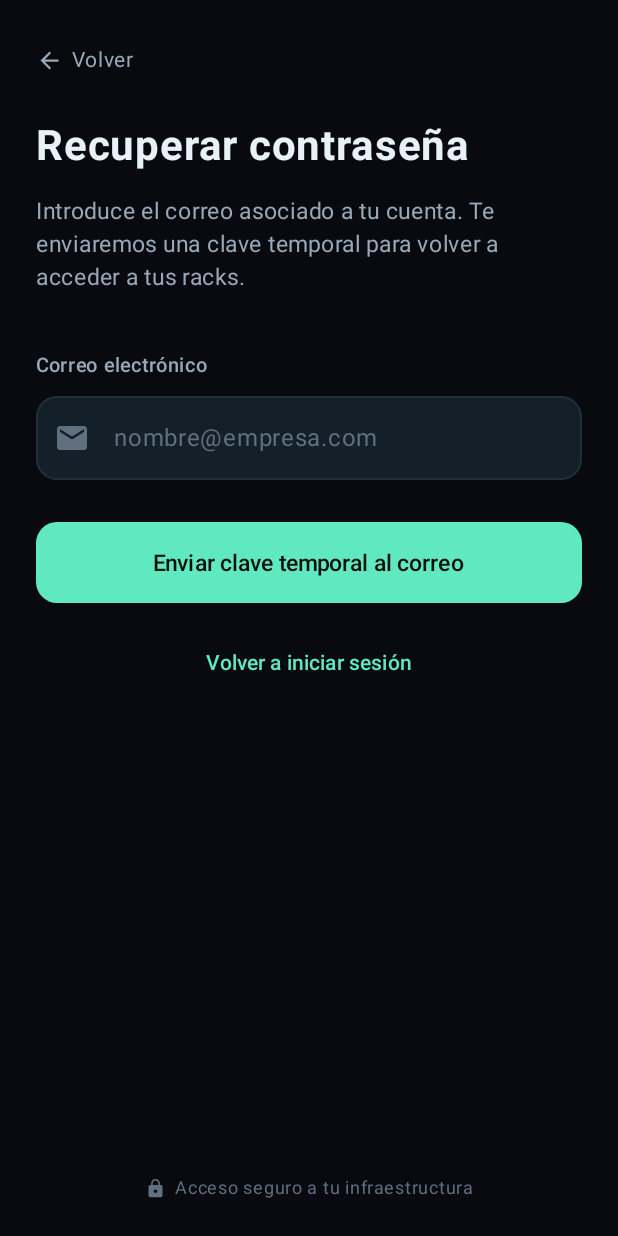
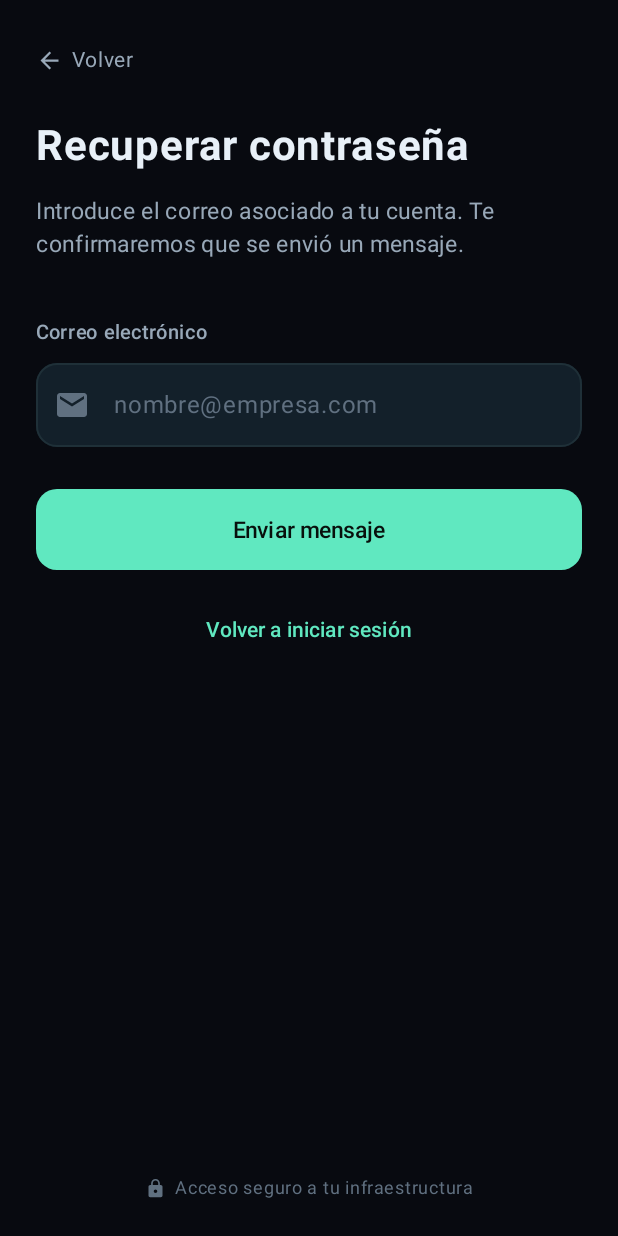
Before and after one commit to moka-hubs/CasoSemestralDam, an Android app built with Jetpack Compose: the RecoveryScreen screen opened through its navigation route, on a phone screen of 412 x 824 dp. Run offline under Robolectric (Android 15) with nearby library versions, the phone set to English and light mode, and no system bars; network calls fail; 1 statement that could not run was skipped.

Commit message:
simplifica confirmación de recuperación de contraseña

```diff
--- a/app/src/main/java/com/example/rackstracker/ui/screens/RecoveryScreen.kt
+++ b/app/src/main/java/com/example/rackstracker/ui/screens/RecoveryScreen.kt
@@ -68,7 +68,7 @@ fun RecoveryScreen(
             )
             Spacer(Modifier.height(16.dp))
             Text(
-                text = "Introduce el correo asociado a tu cuenta. Te enviaremos una clave temporal para volver a acceder a tus racks.",
+                text = "Introduce el correo asociado a tu cuenta. Te confirmaremos que se envió un mensaje.",
                 color = TextSecondary,
                 fontSize = 15.sp,
                 lineHeight = 22.sp
@@ -93,7 +93,7 @@ fun RecoveryScreen(
             if (state.enviado) {
                 Spacer(Modifier.height(16.dp))
                 Text(
-                    "Te enviamos una clave temporal a tu correo.",
+                    "Mensaje enviado.",
                     color = Mint,
                     fontSize = 13.sp
                 )
@@ -101,8 +101,8 @@ fun RecoveryScreen(
 
             Spacer(Modifier.height(28.dp))
             PrimaryButton(
-                text = if (state.cargando) "Enviando…" else "Enviar clave temporal al correo",
-                onClick = viewModel::enviarClave,
+                text = if (state.cargando) "Enviando…" else "Enviar mensaje",
+                onClick = viewModel::enviarMensaje,
                 enabled = !state.cargando
             )
 
--- a/app/src/main/java/com/example/rackstracker/viewmodel/RecoveryViewModel.kt
+++ b/app/src/main/java/com/example/rackstracker/viewmodel/RecoveryViewModel.kt
@@ -25,7 +25,7 @@ class RecoveryViewModel(
 
     fun onCorreoChange(v: String) = _uiState.update { it.copy(correo = v, error = null) }
 
-    fun enviarClave() {
+    fun enviarMensaje() {
         val correo = _uiState.value.correo.trim()
         viewModelScope.launch {
             _uiState.update { it.copy(cargando = true, error = null) }
```
Also changed, not shown: 1 other file.
